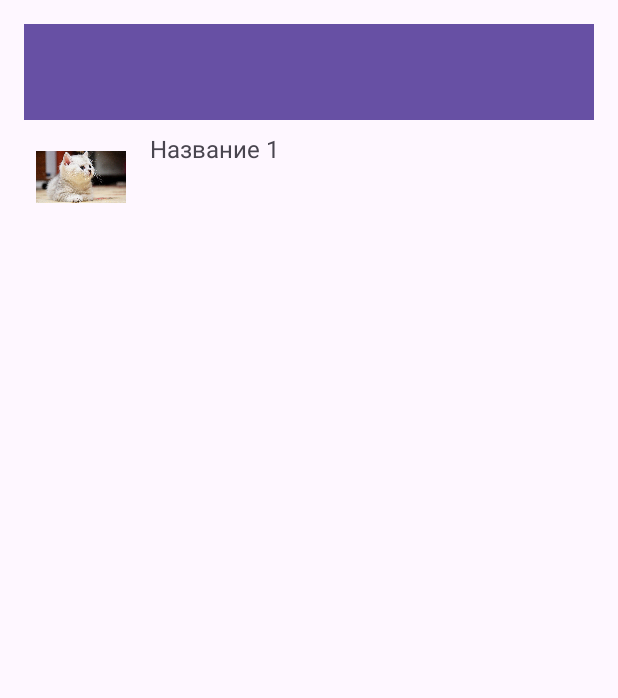
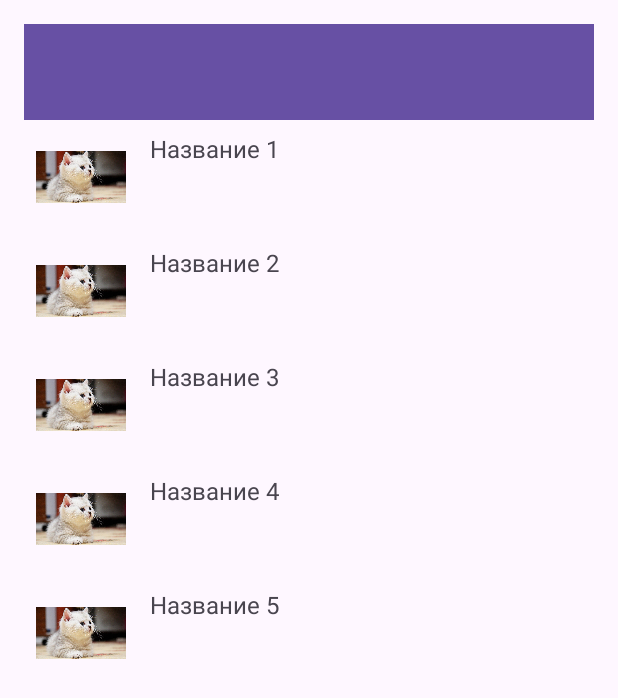
Before and after one commit to Forest-m4/web, an Android app: the screen it shows after launch (MainActivity), on a phone screen of 412 x 824 dp. Shown: the top 698 px of the screen. Run offline under Robolectric (Android 15) with nearby library versions, the phone set to English and light mode, and no system bars.

Commit message:
Добавлены 5 секций

```diff
--- a/app/src/main/res/layout/activity_main.xml
+++ b/app/src/main/res/layout/activity_main.xml
@@ -14,7 +14,7 @@
         android:title="Моё приложение"
         android:titleTextColor="#FFFFFF"/>
 
-    <!-- картинка -->
+    <!-- картинка 1 -->
     <LinearLayout
         android:id="@+id/item1"
         android:orientation="horizontal"
@@ -37,4 +37,96 @@
             android:layout_marginStart="16dp"/>
     </LinearLayout>
 
+    <!-- картинка 2 -->
+    <LinearLayout
+        android:id="@+id/item2"
+        android:orientation="horizontal"
+        android:layout_width="match_parent"
+        android:layout_height="wrap_content"
+        android:padding="8dp"
+        android:clickable="true"
+        android:focusable="true">
+
+        <ImageView
+            android:layout_width="60dp"
+            android:layout_height="60dp"
+            android:src="@drawable/pic1"/>
+
+        <TextView
+            android:layout_width="wrap_content"
+            android:layout_height="wrap_content"
+            android:text="Название 2"
+            android:textSize="16sp"
+            android:layout_marginStart="16dp"/>
+    </LinearLayout>
+
+    <!-- картинка 3 -->
+    <LinearLayout
+        android:id="@+id/item3"
+        android:orientation="horizontal"
+        android:layout_width="match_parent"
+        android:layout_height="wrap_content"
+        android:padding="8dp"
+        android:clickable="true"
+        android:focusable="true">
+
+        <ImageView
+            android:layout_width="60dp"
+            android:layout_height="60dp"
+            android:src="@drawable/pic1"/>
+
+        <TextView
+            android:layout_width="wrap_content"
+            android:layout_height="wrap_content"
+            android:text="Название 3"
+            android:textSize="16sp"
+            android:layout_marginStart="16dp"/>
+    </LinearLayout>
+
+    <!-- картинка 4 -->
+    <LinearLayout
+        android:id="@+id/item4"
+        android:orientation="horizontal"
+        android:layout_width="match_parent"
+        android:layout_height="wrap_content"
+        android:padding="8dp"
+        android:clickable="true"
+        android:focusable="true">
+
+        <ImageView
+            android:layout_width="60dp"
+            android:layout_height="60dp"
+            android:src="@drawable/pic1"/>
+
+        <TextView
+            android:layout_width="wrap_content"
+            android:layout_height="wrap_content"
+            android:text="Название 4"
+            android:textSize="16sp"
+            android:layout_marginStart="16dp"/>
+    </LinearLayout>
+
+    <!-- картинка 5 -->
+    <LinearLayout
+        android:id="@+id/item5"
+        android:orientation="horizontal"
+        android:layout_width="match_parent"
+        android:layout_height="wrap_content"
+        android:padding="8dp"
+        android:clickable="true"
+        android:focusable="true">
+
+        <ImageView
+            android:layout_width="60dp"
+            android:layout_height="60dp"
+            android:src="@drawable/pic1"/>
+
+        <TextView
+            android:layout_width="wrap_content"
+            android:layout_height="wrap_content"
+            android:text="Название 5"
+            android:textSize="16sp"
+            android:layout_marginStart="16dp"/>
+    </LinearLayout>
+
 </LinearLayout>
```
